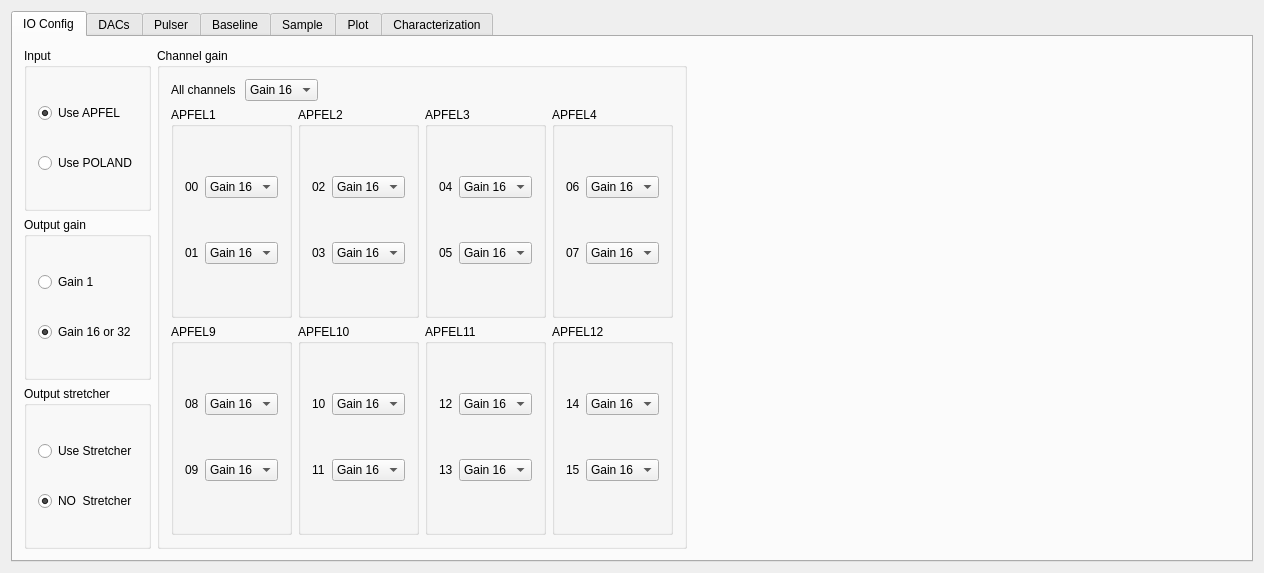
Old version of the form mbspex/gui/qt/apfel/ApfelWidget.ui in the repository gsi-ee/drivers.
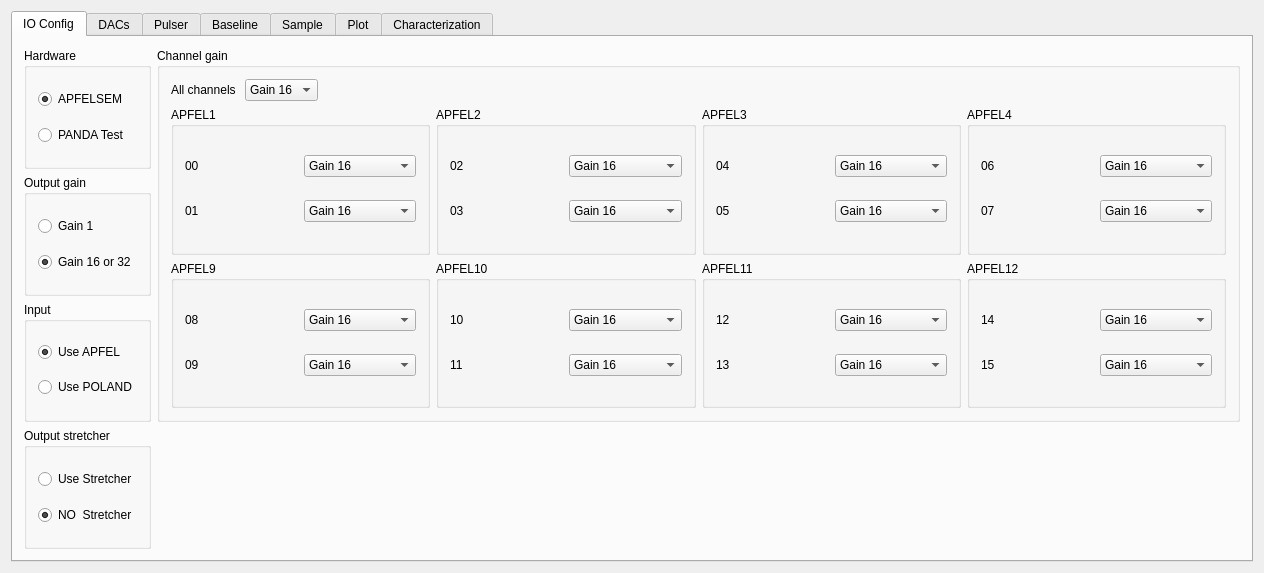
New version of the form. Custom widgets are drawn as their Qt base class.

Commit message: mbspex: improved apfel gui- mode for pandatest board autoscan of existing chips

Diff of the .ui file:
```diff
--- a/mbspex/gui/qt/apfel/ApfelWidget.ui
+++ b/mbspex/gui/qt/apfel/ApfelWidget.ui
@@ -25,15 +25,15 @@
       </attribute>
       <layout class="QGridLayout" name="gridLayout_41">
        <item row="0" column="0">
-        <widget class="QGroupBox" name="InputSelectBox">
+        <widget class="QGroupBox" name="SetupSelectBox">
          <property name="title">
-          <string>Input</string>
+          <string>Hardware</string>
          </property>
-         <layout class="QGridLayout" name="gridLayout_16">
+         <layout class="QGridLayout" name="gridLayout_28">
           <item row="0" column="0">
-           <widget class="QRadioButton" name="ApfelRadioButton">
+           <widget class="QRadioButton" name="PasemRadioButton">
             <property name="text">
-             <string>Use APFEL</string>
+             <string>APFELSEM</string>
             </property>
             <property name="checked">
              <bool>true</bool>
@@ -41,9 +41,9 @@
            </widget>
           </item>
           <item row="1" column="0">
-           <widget class="QRadioButton" name="PolandRadioButton">
+           <widget class="QRadioButton" name="PandaRadioButton">
             <property name="text">
-             <string>Use POLAND</string>
+             <string>PANDA Test</string>
             </property>
            </widget>
           </item>
@@ -596,6 +596,32 @@
         </widget>
        </item>
        <item row="2" column="0">
+        <widget class="QGroupBox" name="InputSelectBox">
+         <property name="title">
+          <string>Input</string>
+         </property>
+         <layout class="QGridLayout" name="gridLayout_16">
+          <item row="0" column="0">
+           <widget class="QRadioButton" name="ApfelRadioButton">
+            <property name="text">
+             <string>Use APFEL</string>
+            </property>
+            <property name="checked">
+             <bool>true</bool>
+            </property>
+           </widget>
+          </item>
+          <item row="1" column="0">
+           <widget class="QRadioButton" name="PolandRadioButton">
+            <property name="text">
+             <string>Use POLAND</string>
+            </property>
+           </widget>
+          </item>
+         </layout>
+        </widget>
+       </item>
+       <item row="3" column="0">
         <widget class="QGroupBox" name="StretcherSelectBox">
          <property name="title">
           <string>Output stretcher</string>
@@ -621,7 +647,7 @@
          </layout>
         </widget>
        </item>
-       <item row="2" column="2">
+       <item row="3" column="1">
         <spacer name="horizontalSpacer_12">
          <property name="orientation">
           <enum>Qt::Horizontal</enum>
```
Left out of the diff: 1198 changed lines with no effect on the pictures. The commit also changes 8 other files.
